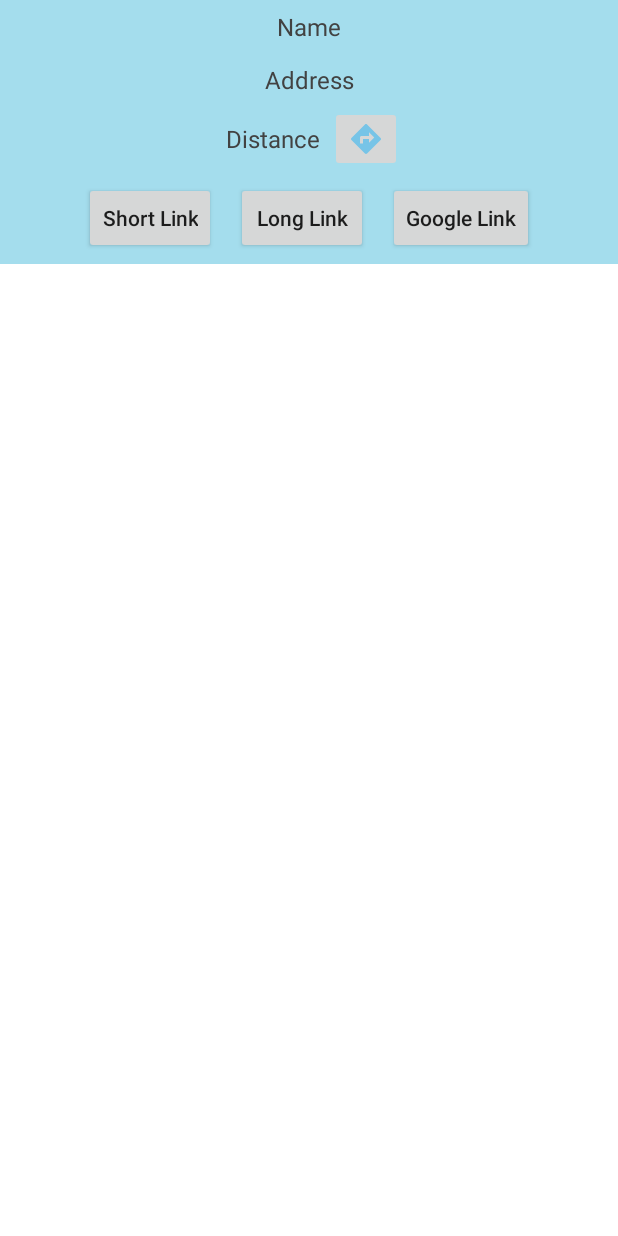
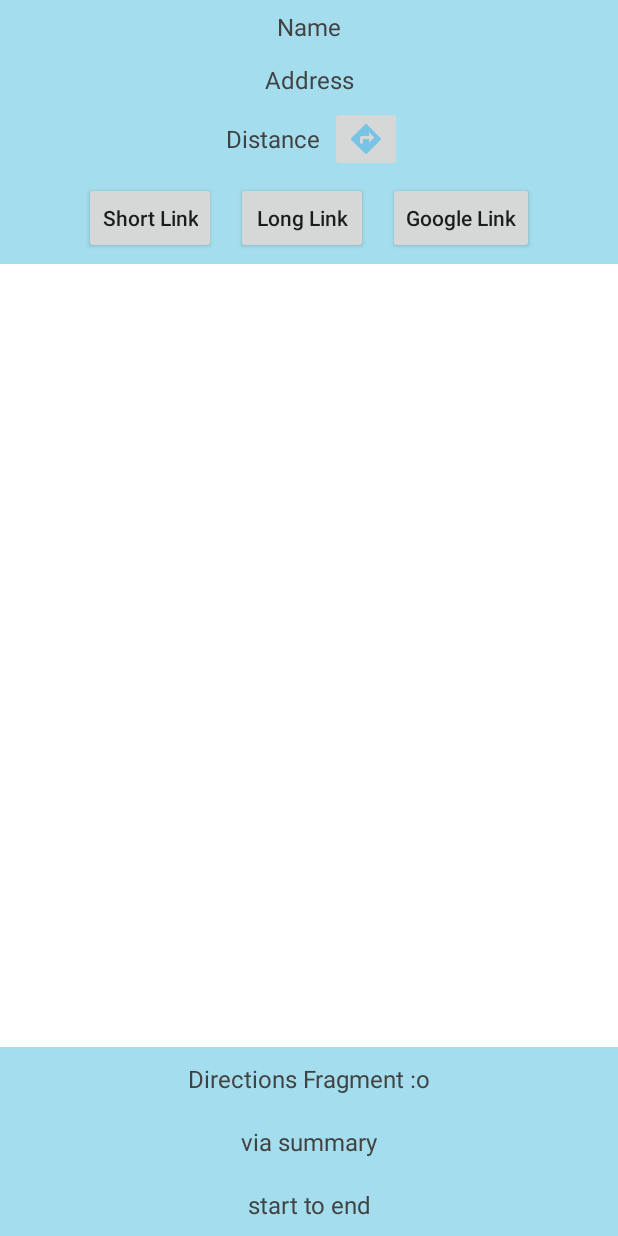
Before and after one commit to ktichon/Android_Manitoba_Historical_Sites, an Android app: the fragment HistoricalSiteDetailsFragment placed in its activity, after a tap on an icon or button, on a phone screen of 412 x 824 dp. Run offline under Robolectric (Android 15) with nearby library versions, the phone set to English and light mode, and no system bars; our stand-ins replace Volley; network calls fail; 8 statements that could not run were skipped.

Commit message:
Direction information is now in the app, just need to format it

```diff
--- a/app/src/main/java/com/example/winnipeghistoricalsites/HistoricalSiteDetailsFragment.java
+++ b/app/src/main/java/com/example/winnipeghistoricalsites/HistoricalSiteDetailsFragment.java
@@ -3,6 +3,7 @@ package com.example.winnipeghistoricalsites;
 import static android.content.Context.LOCATION_SERVICE;
 
 import androidx.core.content.ContextCompat;
+import androidx.fragment.app.FragmentTransaction;
 import androidx.lifecycle.Observer;
 import androidx.lifecycle.ViewModelProvider;
 
@@ -139,6 +140,10 @@ public class HistoricalSiteDetailsFragment extends Fragment {
         btnDirections = (ImageButton) mainView.findViewById(R.id.btnDirections);
         btnDirections.setOnClickListener(new View.OnClickListener() {
             public void onClick(View v) {
+                FragmentTransaction ft = getActivity().getSupportFragmentManager().beginTransaction().replace(R.id.fcvDetails, HistoricalSiteDirectionsFragment.class, null);
+                ft.setReorderingAllowed(true)
+                        .addToBackStack(null) // name can be null
+                        .commit();
                //getDirectionsApi(currentSite);
             }
         });
--- /dev/null
+++ b/app/src/main/java/com/example/winnipeghistoricalsites/HistoricalSiteDirectionsFragment.java
@@ -0,0 +1,184 @@
+package com.example.winnipeghistoricalsites;
+
+import android.location.Location;
+import android.os.Bundle;
+
+import androidx.annotation.NonNull;
+import androidx.annotation.Nullable;
+import androidx.fragment.app.Fragment;
+import androidx.lifecycle.Observer;
+import androidx.lifecycle.ViewModelProvider;
+
+import android.util.Log;
+import android.view.LayoutInflater;
+import android.view.View;
+import android.view.ViewGroup;
+import android.widget.TextView;
+import android.widget.Toast;
+
+import com.android.volley.Request;
+import com.android.volley.RequestQueue;
+import com.android.volley.Response;
+import com.android.volley.toolbox.JsonObjectRequest;
+import com.android.volley.toolbox.Volley;
+import com.google.android.gms.maps.model.PolylineOptions;
+
+import org.json.JSONArray;
+import org.json.JSONObject;
+
+/**
+ * Fragment that gets and displays the directions to a historical site
+ */
+public class HistoricalSiteDirectionsFragment extends Fragment {
+    private HistoricalSiteDetailsViewModel mViewModel;
+    private HistoricalSite currentSite;
+    private RequestQueue queue;
+    View mainView;
+    private Location currentLocation;
+
+
+
+    public HistoricalSiteDirectionsFragment() {
+        // Required empty public constructor
+    }
+
+
+    @Override
+    public void onViewCreated(@NonNull View view, @Nullable Bundle savedInstanceState) {
+        super.onViewCreated(view, savedInstanceState);
+        mainView = view;
+        queue = Volley.newRequestQueue(getContext());
+        mViewModel = new ViewModelProvider(getActivity()).get(HistoricalSiteDetailsViewModel.class);
+        currentSite = mViewModel.getCurrentSite().getValue();
+
+
+        //Updates the user location when they move. Not necessary right now, but could be in the future
+        currentLocation = mViewModel.getCurrentLocation().getValue();
+        mViewModel.getCurrentLocation().observe(getViewLifecycleOwner(), new Observer<Location>() {
+            @Override
+            public void onChanged(Location location) {
+                try{
+                    currentLocation = location;
+                } catch (Exception e)
+                {
+                    Log.e("Error", "Fragment Directions: Error updating user location\n" + e.getMessage());
+                }
+
+
+            }
+        } );
+
+
+        getDirectionsApi(currentSite);
+
+
+    }
+
+    @Override
+    public View onCreateView(LayoutInflater inflater, ViewGroup container,
+                             Bundle savedInstanceState) {
+        // Inflate the layout for this fragment
+        return inflater.inflate(R.layout.fragment_historical_site_directions, container, false);
+    }
+
+
+
+    //Gets direction information from the google directions api
+    public void getDirectionsApi(HistoricalSite site)
+    {
+
+        if (currentLocation != null)
+        {
+            String origin = "origin=" + currentLocation.getLatitude()+","+ currentLocation.getLongitude();
+            String destination = "destination=";
+            if (site.placeId != null)
+                destination += "place_id:" + site.placeId;
+            else
+                destination += site.location.getLatitude() + "," + site.location.getLongitude();
+            String alternatives = "alternatives=false";
+
+            String departureTime = "departure_time=now";
+            String mode = "mode=driving";
+            String units = "units=metric";
+            String directionUrl = getString(R.string.directions_Api_Link) + origin + "&" + destination + "&" + alternatives + "&" + departureTime + "&" + mode + "&" + units + "&key=" + getString(R.string.google_maps_additions_key);
+
+            JsonObjectRequest jsonObjectRequest = new JsonObjectRequest
+                    (Request.Method.GET, directionUrl, null, new Response.Listener<JSONObject>() {
+
+
+                        @Override
+                        public void onResponse(JSONObject response) {
+
+
+
+                            try {
+                                String status = response.getString("status");
+                                if (status.equals( "OK"))
+                                {
+                                    //JSONArray routesArray = response.getJSONArray("routes");
+                                    JSONObject routesObject = response.getJSONArray("routes").getJSONObject(0);
+                                    JSONObject overViewPolyLineJson = routesObject.getJSONObject("overview_polyline");
+
+                                    JSONObject legObject = routesObject.getJSONArray("legs").getJSONObject(0);
+                                    String duration = legObject.getJSONObject("duration_in_traffic").getString("text");
+                                    String distance = legObject.getJSONObject("distance").getString("text");
+                                    String startAddress = legObject.getString("start_address");
+                                    String endAddress = legObject.getString("end_address");
+                                    JSONArray allSteps = legObject.getJSONArray("steps");
+                                    String summary = routesObject.getString("summary");
+
+
+
+                                    //Display
+
+                                    TextView tvHeader = mainView.findViewById(R.id.tvDistanceHeader);
+                                    tvHeader.setText(duration + " (" + distance + ")");
+
+                                    TextView tvSummary = mainView.findViewById(R.id.tvSummary);
+                                    tvSummary.setText("via " + summary);
+
+                                    TextView tvStartEnd = mainView.findViewById(R.id.tvStartEnd);
+                                    tvStartEnd.setText(startAddress.substring(0, startAddress.indexOf(",")) + " to " + endAddress.substring(0, endAddress.indexOf(",")));
+
+
+
+
+
+                                    Log.i("info", routesObject.toString());
+
+
+                                    try{
+                                        PolylineOptions directionLine = new PolylineOptions();
+
+
+                                    }catch (Exception e)
+                                    {
+                                        Log.e("Error", "getDirectionsApi: Error parsing data\n" + e.getMessage());
+                                    }
+                                }
+                                else {
+                                    Log.e("Error", "getDirectionsApi: Result Status = " + status);
+                                    Toast.makeText(mainView.getContext(), "There was an issue getting directions", Toast.LENGTH_SHORT).show();
+                                }
+
+
+
+
+
+                            }catch (Exception e) {
+                                Log.e("Error", "getDirectionsApi: Error extracting Direction data\n" + e.getMessage());
+                            }
+
+                        }
+                    }, getJsonError);
+            queue.add(jsonObjectRequest);}
+        else {
+            Toast.makeText(mainView.getContext(), "Please make sure that you have enabled us to access your location.", Toast.LENGTH_LONG).show();
+        }
+    }
+    //Error fetching api
+    private Response.ErrorListener getJsonError = error -> {
+        Toast.makeText(mainView.getContext(), "Error fetching data", Toast.LENGTH_SHORT).show();
+        Log.e("Error", "Directions getJsonError: Error fetching directions json\n" + error.getMessage());
+    };
+}
--- a/app/src/main/java/com/example/winnipeghistoricalsites/MapsActivity.java
+++ b/app/src/main/java/com/example/winnipeghistoricalsites/MapsActivity.java
@@ -97,9 +97,26 @@ public class MapsActivity extends FragmentActivity
     private boolean trackingLocation;
     private boolean permissionDenied = false;
 
+
+    public MapsActivity(){
+        super(R.layout.activity_maps);
+
+    }
+
     @Override
     protected void onCreate(Bundle savedInstanceState) {
         super.onCreate(savedInstanceState);
+
+        if (savedInstanceState == null) {
+
+            SupportMapFragment supportMapFragment =  SupportMapFragment.newInstance();
+            supportMapFragment.getMapAsync(this);
+            getSupportFragmentManager().beginTransaction()
+                    .setReorderingAllowed(true)
+                    .add(R.id.fcvMap, supportMapFragment, null)
+                    .commit();
+        }
+
         if (!Places.isInitialized()) {
             Places.initialize(getApplicationContext(), getString(R.string.google_maps_additions_key), Locale.CANADA);
         }
@@ -107,12 +124,15 @@ public class MapsActivity extends FragmentActivity
 
         //binding = ActivityMapsBinding.inflate(getLayoutInflater());
         //setContentView(binding.getRoot());
-        setContentView(R.layout.activity_maps);
 
-        // Obtain the SupportMapFragment and get notified when the map is ready to be used.
+
+       /* Errors with inflating fragment, now doing it programmatically
+
+
+       // Obtain the SupportMapFragment and get notified when the map is ready to be used.
         SupportMapFragment mapFragment = (SupportMapFragment) getSupportFragmentManager()
                 .findFragmentById(R.id.map);
-        mapFragment.getMapAsync(this);
+        mapFragment.getMapAsync(this);*/
 
         queue = Volley.newRequestQueue(getApplicationContext());
         //String baseUrl = "https://data.winnipeg.ca/resource/ptpx-kgiu.json?";
@@ -461,10 +481,10 @@ public class MapsActivity extends FragmentActivity
             mMap.setMyLocationEnabled(true);
             locationManager = (LocationManager) getSystemService(LOCATION_SERVICE);
             // . . . . other initialization code
-            locationRequest = new LocationRequest.Builder(Priority.PRIORITY_HIGH_ACCURACY, 100)
+            locationRequest = new LocationRequest.Builder(Priority.PRIORITY_HIGH_ACCURACY, 10000)
                     .setWaitForAccurateLocation(false)
-                    .setMinUpdateIntervalMillis(3000)
-                    .setMaxUpdateDelayMillis(100)
+                    .setMinUpdateIntervalMillis(30000)
+                    .setMaxUpdateDelayMillis(10000)
                     .build();
 
             fusedLocationClient.requestLocationUpdates(locationRequest, locationCallback, Looper.getMainLooper());
--- /dev/null
+++ b/app/src/main/java/com/example/winnipeghistoricalsites/directionStep.java
@@ -0,0 +1,4 @@
+package com.example.winnipeghistoricalsites;
+
+public class directionStep {
+}
--- a/app/src/main/res/layout/activity_maps.xml
+++ b/app/src/main/res/layout/activity_maps.xml
@@ -6,13 +6,11 @@
     android:weightSum="1"
     android:id="@+id/root">
 
-    <fragment xmlns:android="http://schemas.android.com/apk/res/android"
-        xmlns:tools="http://schemas.android.com/tools"
+    <androidx.fragment.app.FragmentContainerView xmlns:android="http://schemas.android.com/apk/res/android"
         android:layout_width="match_parent"
         android:layout_height="match_parent"
-        android:id="@+id/map"
-        tools:context=".MapsActivity"
-        android:name="com.google.android.gms.maps.SupportMapFragment" />
+        android:id="@+id/fcvMap"
+         />
 
     <LinearLayout
         android:orientation="vertical"
--- /dev/null
+++ b/app/src/main/res/layout/fragment_historical_site_directions.xml
@@ -0,0 +1,59 @@
+<?xml version="1.0" encoding="utf-8"?>
+<LinearLayout xmlns:android="http://schemas.android.com/apk/res/android"
+xmlns:tools="http://schemas.android.com/tools"
+android:layout_width="match_parent"
+android:layout_height="wrap_content"
+    tools:context=".HistoricalSiteDirectionsFragment"
+    >
+
+<LinearLayout
+    android:orientation="vertical"
+    android:layout_width="match_parent"
+    android:layout_height="wrap_content"
+
+    android:layout_gravity="bottom"
+    android:id="@+id/Details"
+    android:background="#a4dded">
+    <TextView
+        android:id="@+id/tvDistanceHeader"
+        android:layout_width="match_parent"
+        android:layout_height="wrap_content"
+        android:textAlignment="center"
+        android:textColor="@color/cardview_dark_background"
+        android:text="Directions Fragment :o"
+        android:textSize="16sp"
+        android:layout_margin="10dp"/>
+    <TextView
+        android:id="@+id/tvSummary"
+        android:layout_width="match_parent"
+        android:layout_height="wrap_content"
+        android:textAlignment="center"
+        android:text="via summary"
+        android:textSize="16sp"
+        android:layout_margin="10dp"
+        android:textColor="@color/cardview_dark_background"
+        />
+    <TextView
+        android:id="@+id/tvStartEnd"
+        android:layout_width="match_parent"
+        android:layout_height="wrap_content"
+        android:textAlignment="center"
+        android:text="start to end"
+        android:textSize="16sp"
+        android:layout_margin="10dp"
+        android:textColor="@color/cardview_dark_background"
+        />
+
+
+
+
+
+
+
+
+</LinearLayout>
+
+
+
+
+</LinearLayout>
--- a/app/src/main/res/values/strings.xml
+++ b/app/src/main/res/values/strings.xml
@@ -6,4 +6,6 @@
     <string name="address_To_Place_Api_Link">https://maps.googleapis.com/maps/api/geocode/json?</string>
     <string name="directions_Api_Link">https://maps.googleapis.com/maps/api/directions/json?</string>
     <string name="nope">No Google Place Id Found :(</string>
+    <!-- TODO: Remove or change this placeholder text -->
+    <string name="hello_blank_fragment">Hello blank fragment</string>
 </resources>
```
Also changed, not shown: 1 other file.
